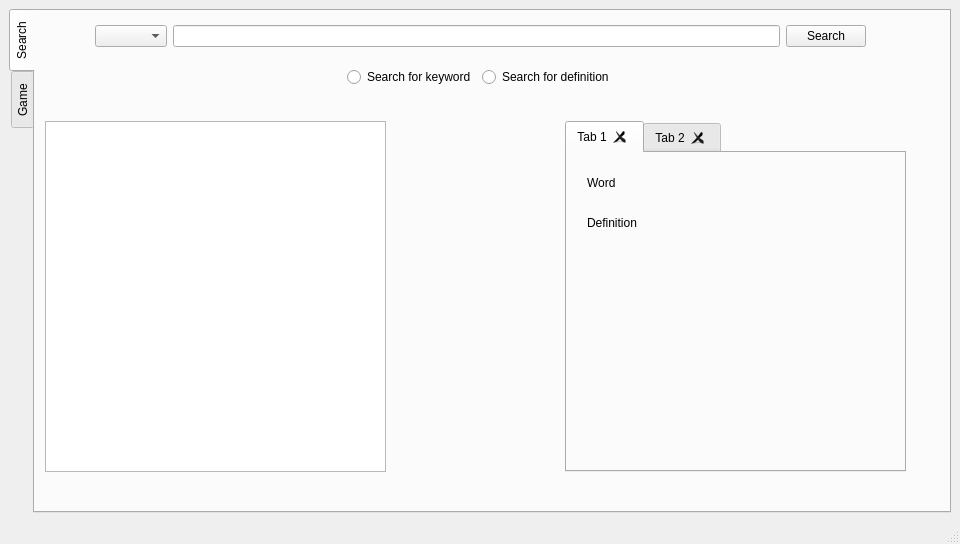
Above: mainwindow.ui from sangpham2710/CS163-Project before the change. Below: the same form after it.
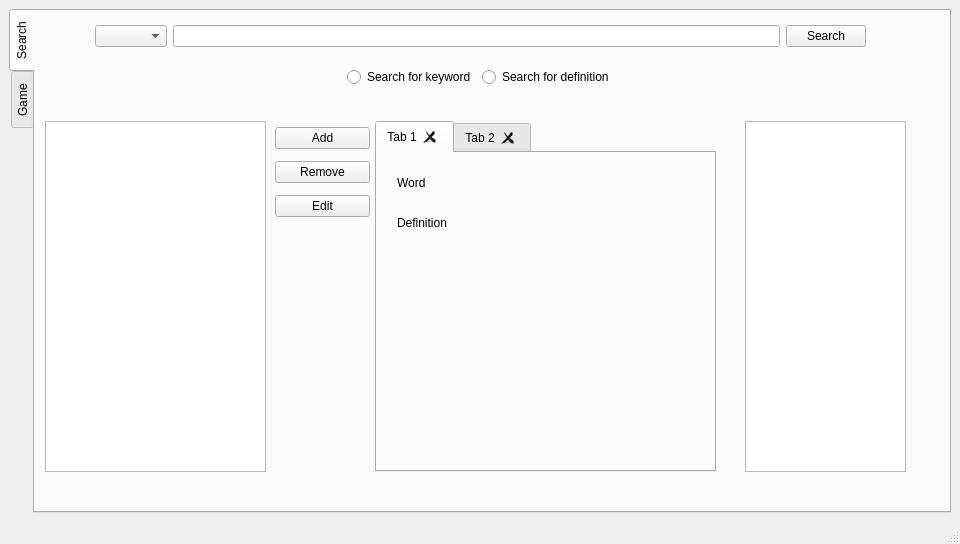
That is the form after the change.

Commit message: add dialog add new word and edit word

```diff
--- a/mainwindow.ui
+++ b/mainwindow.ui
@@ -117,7 +117,7 @@
          <rect>
           <x>10</x>
           <y>110</y>
-          <width>341</width>
+          <width>221</width>
           <height>351</height>
          </rect>
         </property>
@@ -125,7 +125,7 @@
        <widget class="QTabWidget" name="tabWidgetDefinition">
         <property name="geometry">
          <rect>
-          <x>530</x>
+          <x>340</x>
           <y>110</y>
           <width>341</width>
           <height>351</height>
@@ -174,6 +174,49 @@
          </attribute>
         </widget>
        </widget>
+       <widget class="QWidget" name="layoutWidget">
+        <property name="geometry">
+         <rect>
+          <x>240</x>
+          <y>110</y>
+          <width>95</width>
+          <height>103</height>
+         </rect>
+        </property>
+        <layout class="QVBoxLayout" name="verticalLayoutWord">
+         <item>
+          <widget class="QPushButton" name="pushButtonAdd">
+           <property name="text">
+            <string>Add</string>
+           </property>
+          </widget>
+         </item>
+         <item>
+          <widget class="QPushButton" name="pushButtonRemove">
+           <property name="text">
+            <string>Remove</string>
+           </property>
+          </widget>
+         </item>
+         <item>
+          <widget class="QPushButton" name="pushButtonEdit">
+           <property name="text">
+            <string>Edit</string>
+           </property>
+          </widget>
+         </item>
+        </layout>
+       </widget>
+       <widget class="QListWidget" name="listWidgetWordOfTheDay">
+        <property name="geometry">
+         <rect>
+          <x>710</x>
+          <y>110</y>
+          <width>161</width>
+          <height>351</height>
+         </rect>
+        </property>
+       </widget>
       </widget>
       <widget class="QWidget" name="widget">
        <attribute name="title">
```
Left out of the diff: 5 changed lines with no effect on the pictures. The commit also changes 9 other files.
